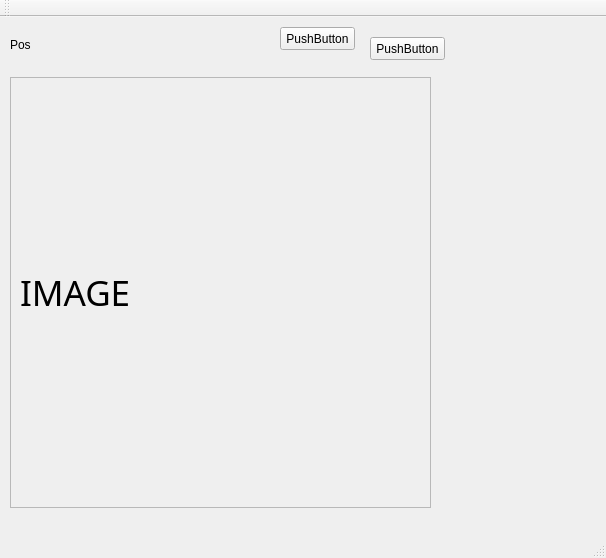
Above: mainwindow.ui from ralpioxxcs/QT_ImageViewer before the change. Below: the same form after it.
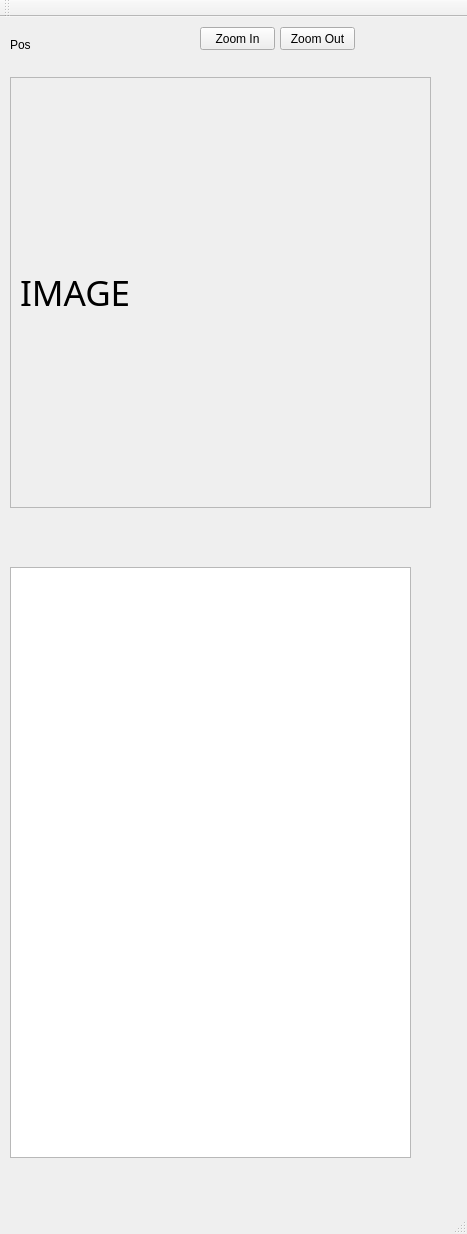
That is the form after the change. Custom widgets are drawn as their Qt base class.

Diff of the .ui file:
```diff
--- a/mainwindow.ui
+++ b/mainwindow.ui
@@ -6,8 +6,8 @@
    <rect>
     <x>0</x>
     <y>0</y>
-    <width>606</width>
-    <height>558</height>
+    <width>467</width>
+    <height>1234</height>
    </rect>
   </property>
   <property name="windowTitle">
@@ -59,20 +59,42 @@
      </rect>
     </property>
     <property name="text">
-     <string>PushButton</string>
+     <string>Zoom Out</string>
     </property>
    </widget>
    <widget class="QPushButton" name="pushButton_2">
     <property name="geometry">
      <rect>
-      <x>370</x>
-      <y>20</y>
+      <x>200</x>
+      <y>10</y>
       <width>75</width>
       <height>23</height>
      </rect>
     </property>
     <property name="text">
-     <string>PushButton</string>
+     <string>Zoom In</string>
+    </property>
+   </widget>
+   <widget class="QGraphicsView" name="graphicsView">
+    <property name="geometry">
+     <rect>
+      <x>10</x>
+      <y>550</y>
+      <width>401</width>
+      <height>591</height>
+     </rect>
+    </property>
+    <property name="backgroundBrush">
+     <brush brushstyle="NoBrush">
+      <color alpha="255">
+       <red>240</red>
+       <green>16</green>
+       <blue>0</blue>
+      </color>
+     </brush>
+    </property>
+    <property name="dragMode">
+     <enum>QGraphicsView::RubberBandDrag</enum>
     </property>
    </widget>
   </widget>
```
Left out of the diff: 2 changed lines with no effect on the pictures.
